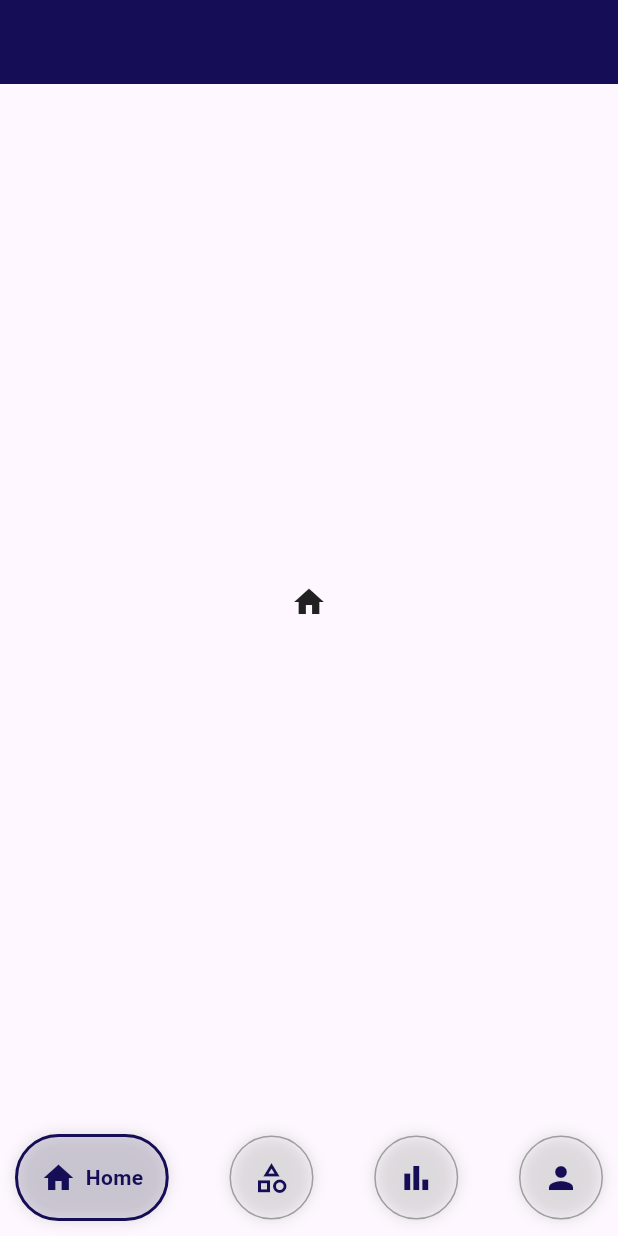
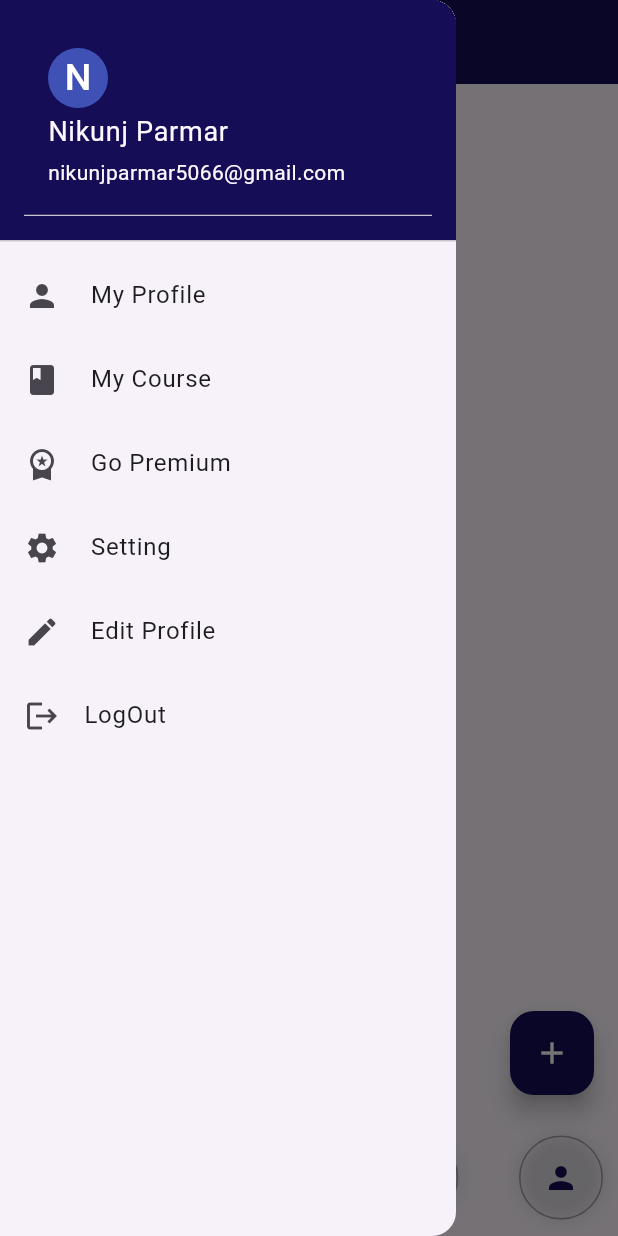
Before and after one commit to IamNikunjParmar/advanced_flutter, a Flutter app: the screen it shows after launch, with the side drawer open (before the commit the screen has no drawer), on a phone screen of 412 x 824 dp. Run offline on Flutter 3.47's test engine with Material 2 defaults, Android fonts, the phone set to English and light mode, and no system bars; drawn by our look-alikes of google_nav_bar; our stand-ins replace connectivity_plus, get, logger, shared_preferences, sqflite; missing offline and left inert: flutter_inappwebview; accounts and stored records are empty; statements that could not run were skipped; project files that could hold a hidden picture were left out.

Commit message:
Budget Tracker

```diff
--- /dev/null
+++ b/budget_tracker_app/lib/Controllers/db_controller.dart
@@ -0,0 +1,43 @@
+import 'dart:developer';
+
+import 'package:budget_tracker_app/Helper/db_helper.dart';
+import 'package:get/get.dart';
+
+import '../Modals/student_modal.dart';
+
+
+
+class DbController extends GetxController {
+
+  RxList<Student> allStudent = <Student>[].obs;
+
+
+  DbController(){
+
+    init();
+  }
+
+
+
+
+
+  init() async {
+
+    allStudent(await DbHelper.dbHelper.getAllStudents());
+
+  }
+
+  insert({required Student student})async {
+
+    int res = await (DbHelper.dbHelper.insertStudent(student: student)
+
+    ..then((value) => init(),
+
+    ));
+
+    log("Res: $res");
+
+  }
+
+
+}
--- a/budget_tracker_app/lib/Controllers/navigation_controller.dart
+++ b/budget_tracker_app/lib/Controllers/navigation_controller.dart
@@ -1,4 +1,8 @@
 
+import 'package:budget_tracker_app/View/Componets/category_componets.dart';
+import 'package:budget_tracker_app/View/Componets/chart_componets.dart';
+import 'package:budget_tracker_app/View/Componets/home_componets.dart';
+import 'package:budget_tracker_app/View/Componets/profile_componets.dart';
 import 'package:flutter/cupertino.dart';
 import 'package:get/get.dart';
 
@@ -9,12 +13,23 @@ class NavigationController extends GetxController {
   PageController pageController = PageController();
 
 
+  List<Widget> pages = [
+    HomeComponets(),
+    const CategoryComponets(),
+    const ChartComponets(),
+    const ProfileComponets()
+  ];
+
+
   changeIndex({required int index}){
 
     selectedIndex(index);
+
     pageController.animateToPage(
         index,
-        duration: const Duration(milliseconds: 200),
+        duration: const Duration(
+           milliseconds: 800
+        ),
         curve: Curves.easeInOut);
 
   }
--- /dev/null
+++ b/budget_tracker_app/lib/Helper/db_helper.dart
@@ -0,0 +1,80 @@
+import 'package:budget_tracker_app/Modals/student_modal.dart';
+import 'package:logger/logger.dart';
+import 'package:path/path.dart';
+import 'package:sqflite/sqflite.dart';
+
+class DbHelper {
+
+  DbHelper._(){
+    init();
+  }
+
+  static final DbHelper dbHelper = DbHelper._();
+
+
+  late Database database;
+
+  Logger logger = Logger();
+
+  String studTable = "Student";
+  String colId = "id";
+  String colName = "Name";
+  String colCourse = "course";
+  String colAge = "age";
+
+
+
+  init() async {
+
+    String dbPath =  await getDatabasesPath();
+
+    String path = join(dbPath,'db1.db');
+
+    database = await openDatabase(
+      path,
+      version: 1,
+      onCreate: (db,ver){
+
+        String query = "CREATE TABLE $studTable ($colId INTEGER PRIMARY KEY AUTOINCREMENT,$colName TEXT NOT NULL,$colCourse TEXT DEFAULT 'FLUTTER',$colAge INTEGER CHECK($colAge >= 18 AND $colAge <= 30))";
+
+        db.
+        execute(query)
+
+            .then((value) => logger.i("TABLE CREATED..."),
+        )
+            .onError(
+              (error, stackTrace) => logger.e("ERROR: $error"),
+
+        );
+
+      },
+
+      onUpgrade: (db,ver,_){},
+    );
+
+  }
+
+  Future<List<Student>> getAllStudents() async {
+
+    String query = "SELECT * FROM $studTable";
+
+    List<Map> allData = await database.rawQuery(query);
+
+    logger.i(allData);
+
+    List<Student> allStudents = allData.map((e) => Student.fromMap(Data: e)).toList();
+
+    return allStudents;
+
+
+  }
+
+  Future<int>insertStudent({required Student student}) async {
+
+    return await database.insert(studTable, student.toMap);
+  }
+
+
+
+
+}
--- /dev/null
+++ b/budget_tracker_app/lib/Modals/student_modal.dart
@@ -0,0 +1,40 @@
+class Student {
+
+  int id;
+  String name;
+  String course;
+  int age ;
+
+  Student(
+      this.name,
+      this.course,
+      this.age,{
+        this.id = 0,
+  }
+      );
+
+  factory Student.fromMap({required Map Data}){
+    return Student(
+        Data['name'],
+        Data['course'],
+        Data['age'],
+      id: Data['id']
+    );
+
+  }
+
+
+  Map<String,dynamic> get toMap {
+
+    return {
+      'name':name,
+      'course': course,
+      'age':age,
+    };
+
+  }
+
+
+
+
+}
--- /dev/null
+++ b/budget_tracker_app/lib/View/Componets/home_componets.dart
@@ -0,0 +1,12 @@
+import 'package:flutter/material.dart';
+
+class HomeComponets extends StatelessWidget {
+   HomeComponets({super.key});
+
+  @override
+  Widget build(BuildContext context) {
+    return  const Padding(
+        padding: EdgeInsets.all(16),
+    );
+  }
+}
--- a/budget_tracker_app/lib/View/screen/home_page.dart
+++ b/budget_tracker_app/lib/View/screen/home_page.dart
@@ -1,4 +1,6 @@
+import 'package:budget_tracker_app/Controllers/db_controller.dart';
 import 'package:budget_tracker_app/Controllers/navigation_controller.dart';
+import 'package:budget_tracker_app/Modals/student_modal.dart';
 import 'package:flutter/material.dart';
 import 'package:get/get.dart';
 import 'package:get/get_core/src/get_main.dart';
@@ -12,10 +14,88 @@ class HomePage extends StatelessWidget {
   Widget build(BuildContext context) {
 
     NavigationController naviController = Get.put(NavigationController());
+    DbController dbController = Get.find();
 
     return Scaffold(
       appBar: AppBar(
         backgroundColor:const Color(0xff150D56),
+        iconTheme: const IconThemeData(
+          color: Colors.white,
+        ),
+      ),
+      drawer:  Drawer(
+        child: ListView(
+          padding:  const EdgeInsets.all(0),
+          children: [
+             const DrawerHeader(
+              decoration: BoxDecoration(
+                color: Color(0xff150D56),
+              ), //BoxDecoration
+              child: UserAccountsDrawerHeader(
+                decoration: BoxDecoration(
+                    color: Color(0xff150D56)),
+                accountName: Text(
+                  "Nikunj Parmar",
+                  style: TextStyle(fontSize: 18),
+                ),
+                accountEmail: Text("nikunjparmar5066@gmail.com"),
+                currentAccountPictureSize: Size.square(40),
+                currentAccountPicture: CircleAvatar(
+                  backgroundColor: Colors.indigo,
+                  child: Text(
+                    "N",
+                    style: TextStyle(
+                        fontSize: 25.0, color: Colors.white
+                    ),
+                  ),
+                ),
+              ),
+            ),
+            ListTile(
+              leading: const Icon(Icons.person),
+              title: const Text(' My Profile '),
+              onTap: () {
+                Navigator.pop(context);
+              },
+            ),
+            ListTile(
+              leading: const Icon(Icons.book),
+              title: const Text(' My Course '),
+              onTap: () {
+                Navigator.pop(context);
+              },
+            ),
+            ListTile(
+              leading: const Icon(Icons.workspace_premium),
+              title: const Text(' Go Premium '),
+              onTap: () {
+                Navigator.pop(context);
+              },
+            ),
+            ListTile(
+              leading: const Icon(Icons.settings),
+              title: const Text(' Setting '),
+              onTap: () {
+                Navigator.pop(context);
+              },
+            ),
+            ListTile(
+              leading: const Icon(Icons.edit),
+              title: const Text(' Edit Profile '),
+              onTap: () {
+                Navigator.pop(context);
+              },
+            ),
+            ListTile(
+              leading: const Icon(Icons.logout),
+              title: const Text('LogOut'),
+              onTap: () {
+                Navigator.pop(context);
+              },
+            ),
+          ],
+        )
+
       ),
       bottomNavigationBar:  Obx(
          () {
@@ -34,7 +114,7 @@ class HomePage extends StatelessWidget {
                   blurRadius: 8,
               ),
             ],
-            curve: Curves.easeOutExpo,
+            curve: Curves.easeInOut,
             duration: const Duration(
                 milliseconds: 800
             ),
@@ -74,19 +154,22 @@ class HomePage extends StatelessWidget {
           );
         }
       ),
+      floatingActionButton: FloatingActionButton(
+        backgroundColor: const Color(0xff150D56),
+        foregroundColor: Colors.white,
+        child: const Icon(Icons.add),
+        onPressed: () {
+
+          Student student = Student("vishal", "Flutter", 20);
+
+        },
+      ),
       body: PageView(
         controller: naviController.pageController,
         onPageChanged: (index) {
           naviController.changeIndex(index: index);
         },
-        children: [
-          Icon(Icons.home),
-          Icon(Icons.category_outlined),
-          Icon(Icons.bar_chart_sharp),
-          Icon(Icons.person),
-
-
-        ],
+        children: naviController.pages
       ),
     );
   }
--- a/budget_tracker_app/pubspec.yaml
+++ b/budget_tracker_app/pubspec.yaml
@@ -39,6 +39,8 @@ dependencies:
   gap: ^3.0.1
   sqflite: ^2.2.8+4
   google_nav_bar: ^5.0.6
+  path: ^1.8.2
+  logger: ^2.0.2+1
 
 dev_dependencies:
   flutter_test:
```
Also changed, not shown: budget_tracker_app/lib/View/Componets/category_componets.dart (added, +10 -0 lines), budget_tracker_app/lib/View/Componets/chart_componets.dart (added, +11 -0 lines), budget_tracker_app/lib/View/Componets/profile_componets.dart (added, +10 -0 lines), budget_tracker_app/lib/main.dart (+8 -0 lines), budget_tracker_app/pubspec.lock.
